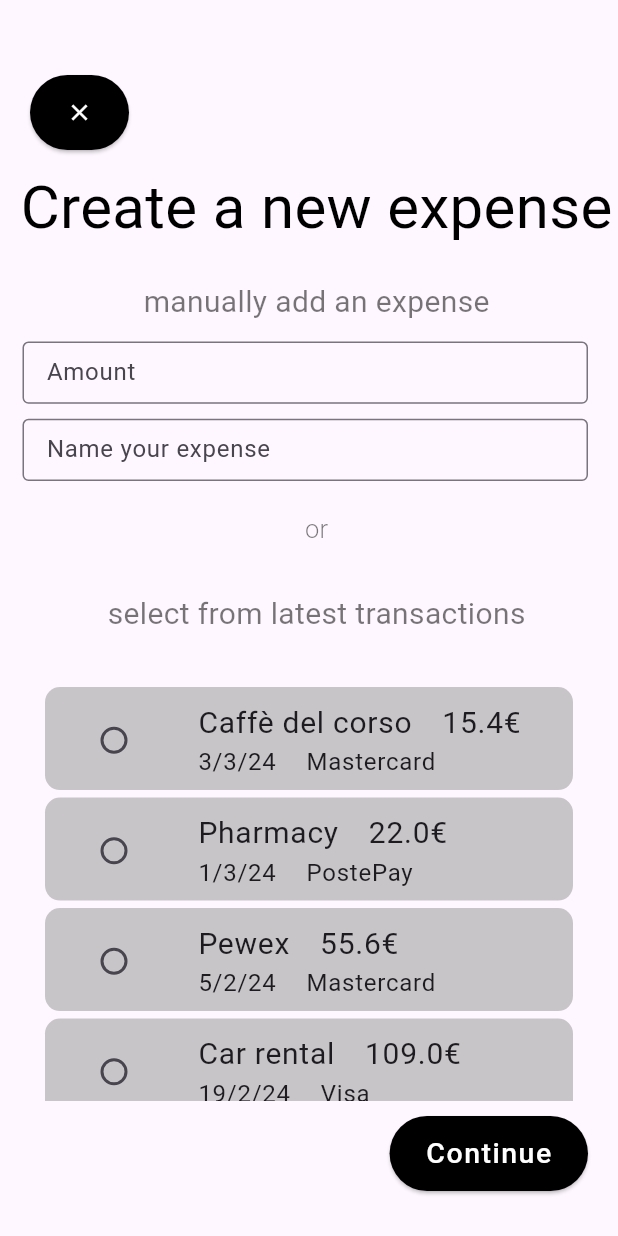
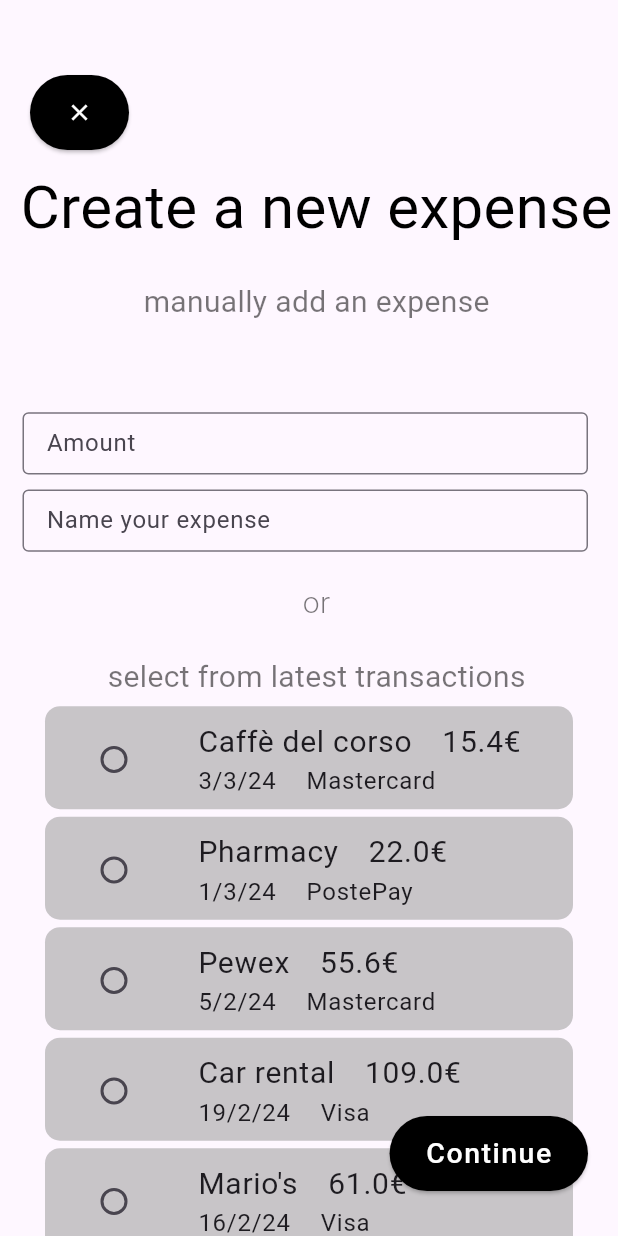
Before and after one commit to Di0nigi/hci_project, a Flutter app: the newExpensePage screen opened directly, on a phone screen of 412 x 824 dp. Run offline on Flutter 3.47's test engine with Material 3 defaults, Android fonts, the phone set to English and light mode, and no system bars; our stand-ins replace fluentui_system_icons.

Commit message:
semi final commit

```diff
--- a/lib/views/homePage.dart
+++ b/lib/views/homePage.dart
@@ -19,8 +19,8 @@ List<String> imageStrings = [
   "assets\\groupsIcons\\D430_36_724_1210.jpg",
   "assets\\groupsIcons\\ee9804028e8b743d7b19be2e376fe2fb.jpg",
   "assets\\groupsIcons\\group-of-friends-1433011.jpg",
-  "assets\\groupsIcons\\iStock-1001540984-2.jpg"
-      "assets\\groupsIcons\\1150782.jpg",
+  "assets\\groupsIcons\\iStock-1001540984-2.jpg",
+  "assets\\groupsIcons\\1150782.jpg",
   "assets\\groupsIcons\\1762722.jpg",
   "assets\\groupsIcons\\2142273.jpg",
   "assets\\groupsIcons\\2240505.jpg",
--- a/lib/views/newExpensePage.dart
+++ b/lib/views/newExpensePage.dart
@@ -102,9 +102,9 @@ class _newExpensePageState extends State<newExpensePage> {
         child: Column(crossAxisAlignment: CrossAxisAlignment.start, children: [
           Padding(padding: EdgeInsets.all(50)),
           Container(
-            color: const Color.fromARGB(0, 33, 149, 243),
+            color: Color.fromARGB(0, 0, 140, 255),
             width: width,
-            height: height / 7,
+            height: height / 5,
             padding: EdgeInsets.fromLTRB(10, 10, 0, 0),
             child: Column(
                 crossAxisAlignment: CrossAxisAlignment.center,
@@ -132,7 +132,7 @@ class _newExpensePageState extends State<newExpensePage> {
             padding: EdgeInsets.fromLTRB(15, 10, 0, 0),
             width: width - 20,
             height: height / 8,
-            color: Color.fromRGBO(212, 212, 212, 0),
+            color: Color.fromRGBO(0, 255, 64, 0),
             child: Column(
               children: [
                 Expanded(
@@ -168,7 +168,7 @@ class _newExpensePageState extends State<newExpensePage> {
           ),
           Container(
             width: width,
-            height: height / 6,
+            height: height / 8,
             padding: EdgeInsets.fromLTRB(10, 20, 0, 0),
             child: Column(
               children: [
@@ -176,11 +176,11 @@ class _newExpensePageState extends State<newExpensePage> {
                   "or",
                   style: TextStyle(
                       fontFamily: "roboto",
-                      fontSize: 17,
+                      fontSize: 20,
                       color: Color.fromARGB(137, 0, 0, 0),
                       fontWeight: FontWeight.w300),
                 ),
-                Padding(padding: EdgeInsets.all(15)),
+                Padding(padding: EdgeInsets.all(10)),
                 Text(
                   "select from latest transactions",
                   style: TextStyle(
@@ -193,10 +193,10 @@ class _newExpensePageState extends State<newExpensePage> {
             ),
           ),
           Container(
-            color: Color.fromARGB(0, 255, 0, 0),
+            color: Color.fromARGB(0, 253, 0, 0),
             width: width,
             height:
-                height - 40 - height / 8 - height / 8 - height / 6 - height / 5,
+                height - 40 - height / 8 - height / 8 - height / 6 - height / 9.41,
             child: ListView.builder(
               itemCount: lastTransaction.length,
               itemBuilder: (context, index) {
@@ -527,7 +527,7 @@ class _newExpensePage2State extends State<newExpensePage2> {
                     author: "You",
                     totalAmount: double.parse(s.price),
                     yourAmount:
-                        (double.parse(s.price) / (expenseMembers.length + 1)),
+                        (double.parse(s.price) / (expenseMembers.length)),
                     group: nowTitle,
                     image: youImage,
                   );
--- a/lib/views/newGroupPage.dart
+++ b/lib/views/newGroupPage.dart
@@ -80,12 +80,12 @@ class _newGroupPageState extends State<newGroupPage> {
               "Choose a new name for the group",
               style: TextStyle(
                 fontFamily: "roboto",
-                fontSize: 15,
+                fontSize: 18,
                 color: Color.fromARGB(128, 0, 0, 0),
               ),
             ),
           ),
-          Padding(padding: EdgeInsets.all(2)),
+          Padding(padding: EdgeInsets.all(5)),
           Container(
             padding: EdgeInsets.fromLTRB(20, 0, 0, 0),
             width: width - 20,
@@ -101,7 +101,7 @@ class _newGroupPageState extends State<newGroupPage> {
                 border: OutlineInputBorder(
                   borderRadius: BorderRadius.circular(5.0),
                 ),
-                labelText: '',
+                labelText: 'Ex. “Safari trip”, “Pizza night”…',
               ),
             ),
           ),
```
Also changed, not shown: lib/views/expensePage.dart (+19 -11 lines), lib/views/groupPage.dart (+27 -26 lines), assets/arrowIcon.png, assets/arrowIcon2.png (added), assets/cashCowsIcon.png, assets/cashCowsIcon2.png (added), 28 other files.
